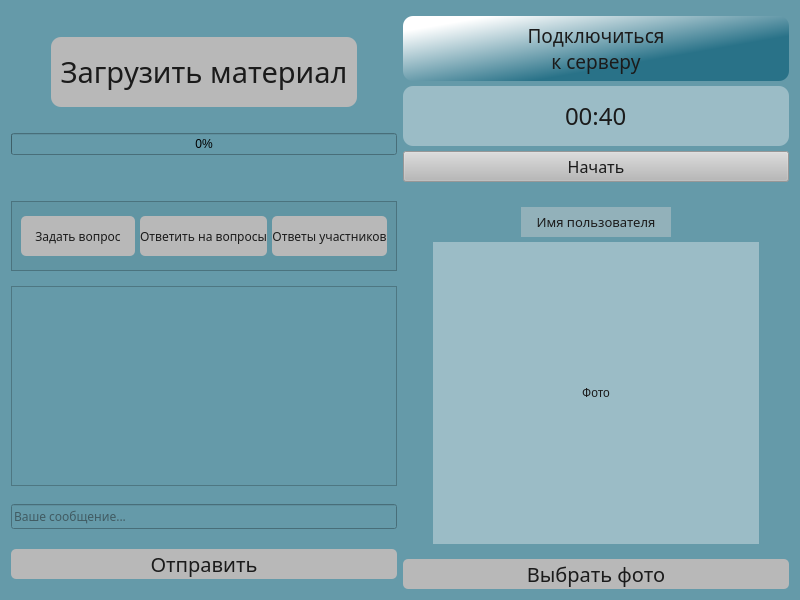
First picture: the form in Client/jeducation-v0.1/learning.ui, repository Avedik/Desktop-application-IEducation, before the edit.
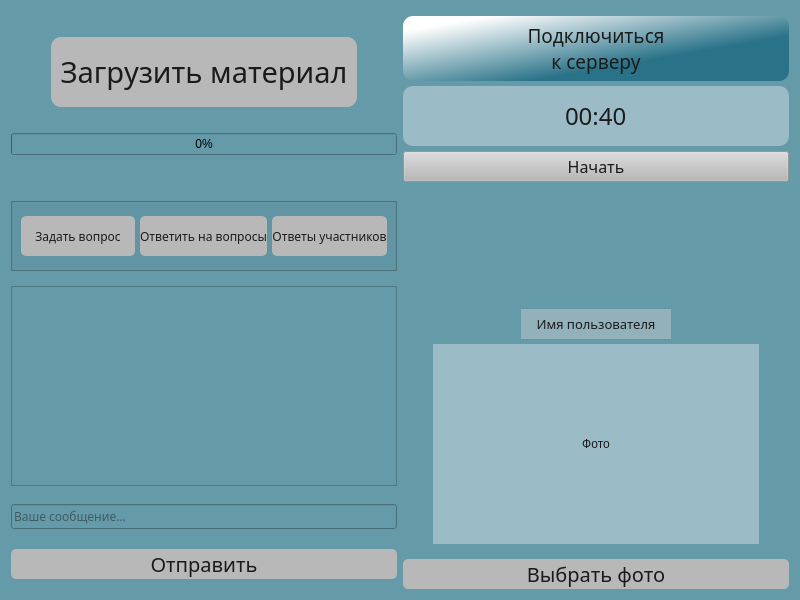
Second picture: the form after the edit.

Commit message: Изменил способ оповещения пользователя о действиях

What changed in the file:
```diff
--- a/Client/jeducation-v0.1/learning.ui
+++ b/Client/jeducation-v0.1/learning.ui
@@ -40,6 +40,16 @@
      <property name="topMargin">
       <number>10</number>
      </property>
+     <item>
+      <widget class="QLabel" name="infoLabel">
+       <property name="text">
+        <string/>
+       </property>
+       <property name="alignment">
+        <set>Qt::AlignCenter</set>
+       </property>
+      </widget>
+     </item>
      <item>
       <layout class="QHBoxLayout" name="horizontalLayout_9">
        <item>
```
The commit also changes 2 other files.
